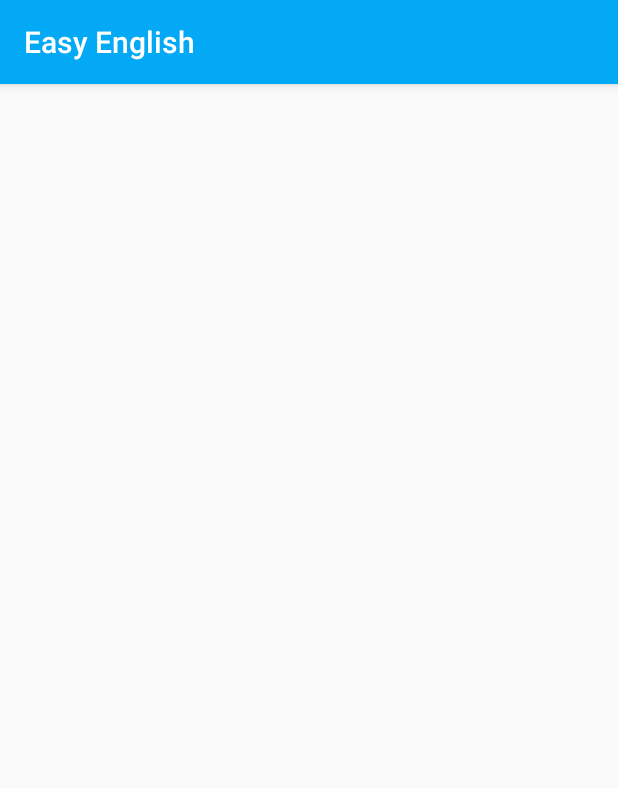
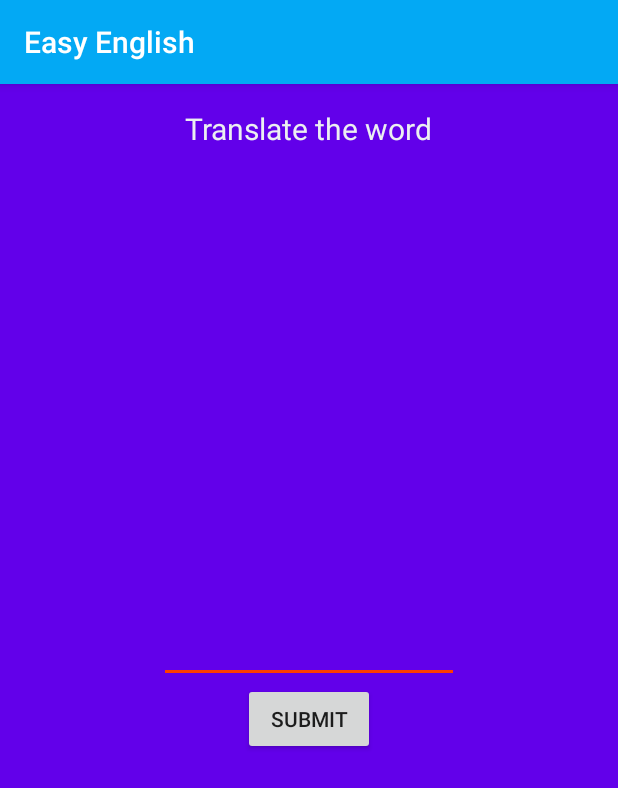
Before and after one commit to sanqa/BetterEnglish, an Android app: the DirectlyModeActivity screen opened directly, with no data from a screen before it, on a phone screen of 412 x 824 dp. Shown: the top 788 px of the screen. Run offline under Robolectric (Android 15) with nearby library versions, the phone set to English and light mode, and no system bars.

Commit message:
changed layout for mode 3

```diff
--- a/app/src/main/java/com/bionic/sasha/betterenglish/traineeModes/DirectlyModeActivity.java
+++ b/app/src/main/java/com/bionic/sasha/betterenglish/traineeModes/DirectlyModeActivity.java
@@ -11,5 +11,6 @@ public class DirectlyModeActivity extends AppCompatActivity {
     protected void onCreate(Bundle savedInstanceState) {
         super.onCreate(savedInstanceState);
         setContentView(R.layout.activity_directly_mode);
+
     }
 }
--- a/app/src/main/res/layout/activity_directly_mode.xml
+++ b/app/src/main/res/layout/activity_directly_mode.xml
@@ -1,5 +1,5 @@
 <?xml version="1.0" encoding="utf-8"?>
-<RelativeLayout xmlns:android="http://schemas.android.com/apk/res/android"
+<LinearLayout xmlns:android="http://schemas.android.com/apk/res/android"
     xmlns:tools="http://schemas.android.com/tools"
     android:id="@+id/activity_directly_mode"
     android:layout_width="match_parent"
@@ -8,6 +8,40 @@
     android:paddingLeft="@dimen/activity_horizontal_margin"
     android:paddingRight="@dimen/activity_horizontal_margin"
     android:paddingTop="@dimen/activity_vertical_margin"
-    tools:context="com.bionic.sasha.betterenglish.traineeModes.DirectlyModeActivity">
+    android:background="@color/mode3"
+    tools:context="com.bionic.sasha.betterenglish.traineeModes.DirectlyModeActivity"
+    android:orientation="vertical">
+    <LinearLayout
+        android:layout_width="match_parent"
+        android:layout_height="wrap_content"
+        android:gravity="center"
+        >
+        <TextView
+            android:layout_width="wrap_content"
+            android:layout_height="wrap_content"
+            android:text="@string/mode3_head"
+            android:textColor="@color/our_background1"
+            android:textSize="20dp"/>
+    </LinearLayout>
+    <TextView
+        android:layout_width="wrap_content"
+        android:layout_height="wrap_content"
+        android:textColor="@color/our_background1"
+        android:textSize="30dp"
+        android:layout_gravity="center"
+        android:layout_marginTop="50dp"/>
+    <EditText
+        android:layout_width="200dp"
+        android:layout_height="wrap_content"
+        android:layout_gravity="center"
+        android:layout_marginTop="220dp"
+        android:textColor="@color/our_background1"/>
+    <Button
+        android:layout_width="wrap_content"
+        android:layout_height="wrap_content"
+        android:layout_gravity="center"
+        android:text="@string/submit_button"/>
 
-</RelativeLayout>
+
+
+</LinearLayout>
--- a/app/src/main/res/values/strings.xml
+++ b/app/src/main/res/values/strings.xml
@@ -42,6 +42,8 @@
     <string name="title_activity_our_dictionary">Trainee</string>
     <string name="title_activity_about">About</string>
     <string name="title_activity_settings" />
+    <string name="mode3_head">Translate the word</string>
+    <string name="submit_button">SUBMIT</string>
 
 
 </resources>
```
